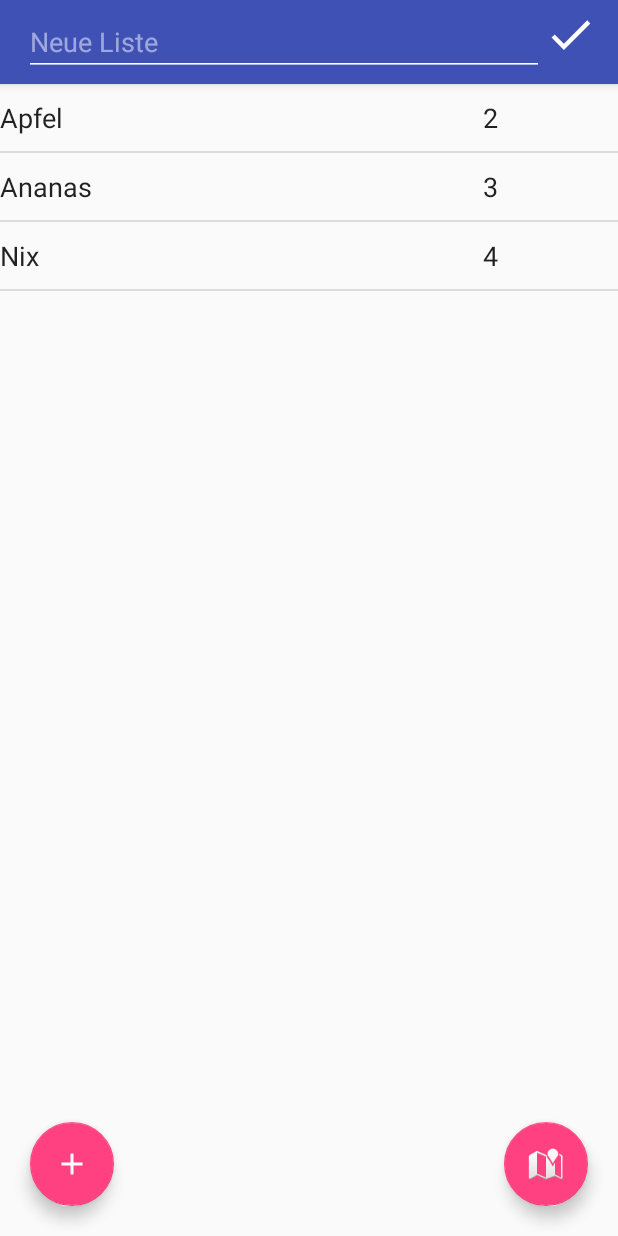
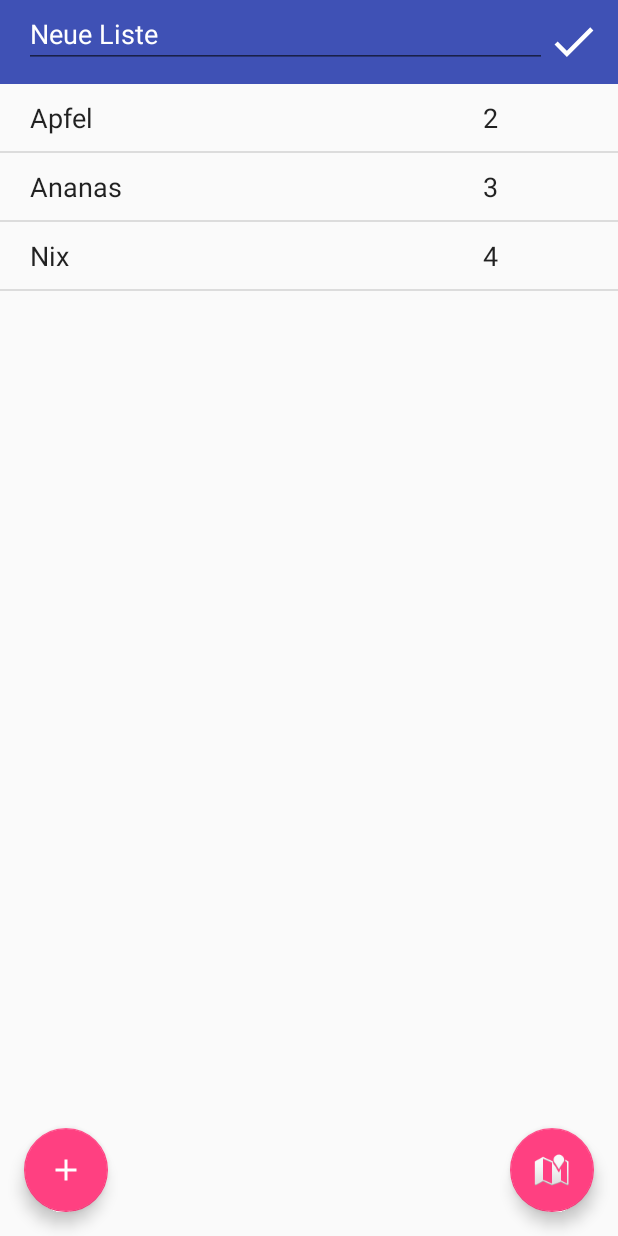
Before and after one commit to TimMeier/WrapUp, an Android app: the screen it shows after launch (ListActivity), after a tap on an icon or button, on a phone screen of 412 x 824 dp. Run offline under Robolectric (Android 15) with nearby library versions, the phone set to English and light mode, and no system bars.

Commit message:
File handler, bug fixing

```diff
--- a/app/src/main/java/com/enterprise/wrapup/wrapup/List.java
+++ b/app/src/main/java/com/enterprise/wrapup/wrapup/List.java
@@ -9,6 +9,11 @@ import java.util.ArrayList;
 public class List implements Serializable {
     private ArrayList<Product> products;
     private String Name;
+
+
+    public List(){
+        this.products = new ArrayList<Product>();
+    }
 
     public ArrayList<Product> getProducts() {
         return products;
--- a/app/src/main/java/com/enterprise/wrapup/wrapup/MainActivity.java
+++ b/app/src/main/java/com/enterprise/wrapup/wrapup/MainActivity.java
@@ -24,20 +24,14 @@ public class MainActivity extends AppCompatActivity {
         Toolbar toolbar = (Toolbar) findViewById(R.id.toolbar);
         //liste erstellen
         MainClass obj = new MainClass();
-        /*List list1 = new List();
-        list1.setName("Liste 1");
-        obj.addListToLists(list1);
-        List list2 = new List();
-        list1.setName("Liste 2");
-        obj.addListToLists(list2);
-
-        ListView lv = (ListView) findViewById(R.id.lv_list);
-        ArrayAdapter<String> arrayAdapter = new ArrayAdapter<String>(
-                this,
-                android.R.layout.simple_list_item_1,
-                obj.getLists_String());
-
-        lv.setAdapter(arrayAdapter);*/
+// // TODO: 28.09.2016 JSON->List parser(List mit namen, produkte, anzahl und gekauft. Diese Liste muss geladen werden!
+//        ListView lv = (ListView) findViewById(R.id.lv_list);
+//        ArrayAdapter<String> arrayAdapter = new ArrayAdapter<String>(
+//                this,
+//                android.R.layout.simple_list_item_1,
+//                obj.getLists_String());
+//
+//        lv.setAdapter(arrayAdapter);
         setSupportActionBar(toolbar);
     }
 
--- a/app/src/main/java/com/enterprise/wrapup/wrapup/MainClass.java
+++ b/app/src/main/java/com/enterprise/wrapup/wrapup/MainClass.java
@@ -12,8 +12,10 @@ public class MainClass  implements Serializable {
     private ArrayList<String> lists_String;
 
     public MainClass(){
-        if (lists == null)
-            return;
+        if (lists == null){
+            lists = new ArrayList<List>();
+        }
+
         for(List list : this.lists){
             this.lists_String.add(list.getName());
         }
@@ -35,10 +37,10 @@ public class MainClass  implements Serializable {
         this.lists.remove(listId);
     }
 
-    public void save(ArrayList<List> lists){
-        FileManager manager = new FileManager();
-        manager.exportFile(manager.toJson(lists));
-    }
+//    public void save(ArrayList<List> lists){
+//        FileManager manager = new FileManager();
+//        manager.exportFile(manager.toJson(lists));
+//    }
 
     public void mappToBackend(ArrayList<String> names, ArrayList<String> numbers, ArrayList<Boolean> bools, String listname){
         int i = 0;
--- a/app/src/main/res/layout/activity_list.xml
+++ b/app/src/main/res/layout/activity_list.xml
@@ -1,63 +1,87 @@
 <?xml version="1.0" encoding="utf-8"?>
-<RelativeLayout xmlns:android="http://schemas.android.com/apk/res/android"
-    android:layout_width="match_parent" android:layout_height="match_parent">
-    <android.support.design.widget.AppBarLayout
-        android:layout_height="wrap_content"
-        android:layout_width="match_parent"
-        android:theme="@style/AppTheme.AppBarOverlay"
-        android:id="@+id/view">
+<RelativeLayout
+    xmlns:android="http://schemas.android.com/apk/res/android"
+    android:id="@+id/layout"
+    android:layout_width="match_parent"
+    android:layout_height="match_parent">
 
-        <android.support.v7.widget.Toolbar
-            android:id="@+id/toolbar"
-            android:layout_width="match_parent"
-            android:layout_height="?attr/actionBarSize"
-            android:background="?attr/colorPrimary" >
-
-
-            <include
-                android:layout_width="wrap_content"
-                android:layout_height="wrap_content"
-                layout="@layout/fragment_toolbar"
-                android:layout_alignParentTop="true"
-                android:layout_alignParentLeft="true"
-                android:layout_alignParentStart="true" />
-
-
-        </android.support.v7.widget.Toolbar>
-
-    </android.support.design.widget.AppBarLayout>
     <android.support.design.widget.FloatingActionButton
         android:id="@+id/btn_add"
         android:layout_width="wrap_content"
         android:layout_height="wrap_content"
-        android:onClick="addItems"
         android:layout_alignParentBottom="true"
         android:layout_alignParentLeft="true"
         android:layout_alignParentStart="true"
-        android:layout_marginLeft="20dp"
-        android:layout_marginBottom="20dp"
+        android:onClick="addItems"
         android:src="@drawable/ic_add_white_24dp"
-        />
+        android:layout_margin="@dimen/fab_margin" />
 
     <android.support.design.widget.FloatingActionButton
         android:id="@+id/btn_location"
         android:layout_width="wrap_content"
         android:layout_height="wrap_content"
+        android:layout_alignParentBottom="true"
+        android:layout_alignParentEnd="true"
+        android:layout_alignParentRight="true"
         android:layout_gravity="bottom|end"
         android:src="@android:drawable/ic_dialog_map"
-        android:layout_alignParentBottom="true"
-        android:layout_alignParentRight="true"
-        android:layout_alignParentEnd="true"
-        android:layout_marginRight="20dp"
-        android:layout_marginBottom="20dp"
+        android:layout_margin="@dimen/fab_margin"
         android:onClick="gotoLocationActivity"/>
 
     <ListView
         android:id="@android:id/list"
         android:layout_width="fill_parent"
         android:layout_height="fill_parent"
-        android:layout_below="@+id/view"
         android:descendantFocusability="afterDescendants"
+        android:focusableInTouchMode="true"
         android:longClickable="false"
-        android:focusableInTouchMode="true"/>
+        android:layout_below="@+id/toolbar" />
+
+    <android.support.v7.widget.Toolbar
+        android:id="@+id/toolbar"
+        android:layout_width="match_parent"
+        android:layout_height="?attr/actionBarSize"
+        android:background="?attr/colorPrimary">
+
+
+        <RelativeLayout
+            android:layout_width="match_parent"
+            android:layout_height="match_parent">
+
+            <EditText
+                android:id="@+id/tv_name"
+                android:layout_width="wrap_content"
+                android:layout_height="wrap_content"
+                android:layout_alignParentLeft="true"
+                android:layout_alignParentStart="true"
+                android:layout_alignParentTop="true"
+                android:layout_toLeftOf="@+id/btn_save"
+                android:layout_toStartOf="@+id/btn_save"
+                android:hint="@string/new_list"
+                android:inputType="text"
+                android:textColor="@android:color/white"
+                android:textColorHint="@android:color/white"/>
+
+            <android.widget.ImageButton
+                android:id="@+id/btn_save"
+                android:layout_width="wrap_content"
+                android:layout_height="wrap_content"
+                android:layout_alignBottom="@+id/tv_name"
+                android:layout_alignParentEnd="true"
+                android:layout_alignParentRight="true"
+                android:layout_alignWithParentIfMissing="false"
+                android:layout_marginEnd="12dp"
+                android:layout_marginRight="12dp"
+                android:background="@android:color/transparent"
+                android:contentDescription="@string/save"
+                android:onClick="save"
+                android:longClickable="false"
+                android:src="@drawable/ic_check_white_24dp"
+                android:visibility="visible"
+
+                />
+        </RelativeLayout>
+
+    </android.support.v7.widget.Toolbar>
+
 </RelativeLayout>
--- a/app/src/main/res/layout/fragment_toolbar.xml
+++ b/app/src/main/res/layout/fragment_toolbar.xml
@@ -1,18 +1,6 @@
 <?xml version="1.0" encoding="utf-8"?>
 <RelativeLayout xmlns:android="http://schemas.android.com/apk/res/android"
     android:layout_width="match_parent" android:layout_height="match_parent">
-
-    <EditText
-        android:layout_width="300dp"
-        android:layout_height="wrap_content"
-        android:id="@+id/tv_name"
-        android:inputType="text"
-        android:layout_alignParentTop="true"
-        android:layout_toLeftOf="@+id/btn_save"
-        android:layout_alignParentLeft="true"
-        android:layout_alignParentStart="true"
-        android:hint="@string/new_list"
-        />
 
     <ImageButton
         android:layout_width="wrap_content"
@@ -28,6 +16,19 @@
         android:layout_alignParentRight="true"
         android:layout_alignParentEnd="false"
         android:layout_alignParentStart="false"
-        android:layout_marginRight="@dimen/abc_text_size_small_material"
-        android:onClick="save" />
+        android:layout_marginRight="20dp"
+        android:layout_alignParentLeft="false" />
+
+    <EditText
+        android:layout_width="300dp"
+        android:layout_height="wrap_content"
+        android:id="@+id/tv_name"
+        android:inputType="text"
+        android:hint="@string/new_list"
+        android:layout_alignParentTop="true"
+        android:layout_alignParentLeft="true"
+        android:layout_alignParentStart="true"
+        android:layout_marginLeft="20dp" />
+    <!--android:onClick="save" -->
+        />
 </RelativeLayout>
--- a/app/src/main/res/layout/listitems.xml
+++ b/app/src/main/res/layout/listitems.xml
@@ -17,6 +17,7 @@
         android:layout_alignParentRight="true"
         android:layout_alignParentEnd="true"
         android:layout_marginRight="10dp"
+        android:layout_marginLeft="10dp"
         android:background="@android:color/transparent"
         android:layout_marginBottom="10dp"
         android:layout_marginTop="10dp" />
@@ -31,6 +32,7 @@
         android:layout_alignParentTop="true"
         android:layout_toLeftOf="@+id/et_anzahl"
         android:layout_marginBottom="10dp"
+        android:layout_marginLeft="20dp"
         android:layout_marginTop="10dp"
         android:layout_alignParentLeft="true"
         android:layout_alignParentStart="true" />
```
Also changed, not shown: app/src/main/AndroidManifest.xml (+8 -1 lines), app/src/main/java/com/enterprise/wrapup/wrapup/FileManager.java (+11 -19 lines), app/src/main/java/com/enterprise/wrapup/wrapup/ListActivity.java (+22 -13 lines), app/src/main/java/com/enterprise/wrapup/wrapup/ListFragment.java (added, +36 -0 lines).
